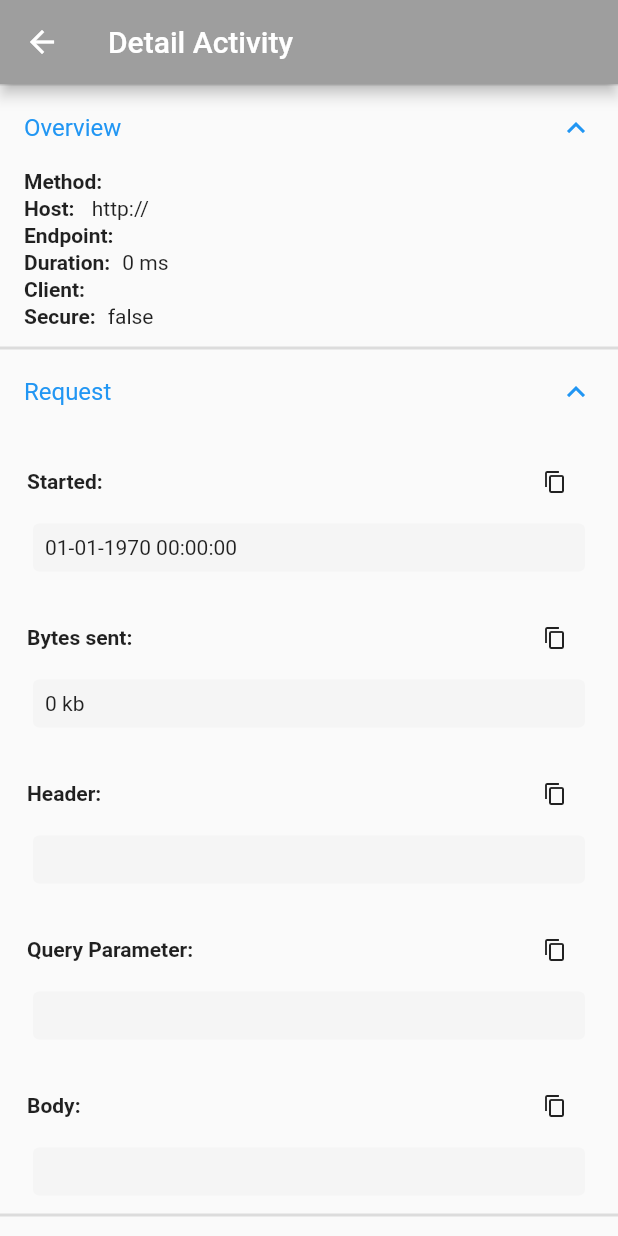
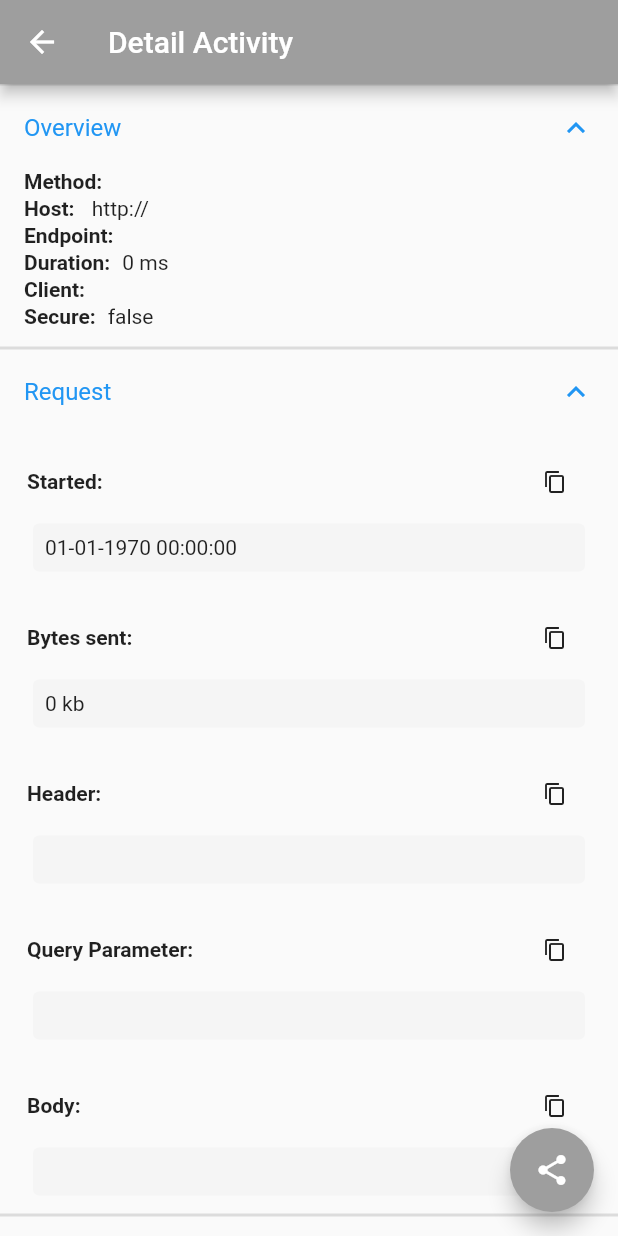
Before and after one commit to bayunugroho2022/dio-request-inspector, a Flutter app: the DetailPage screen opened directly with empty values, after a tap on "Overview", after a tap on "Request", on a phone screen of 412 x 824 dp. Run offline on Flutter 3.47's test engine with Material 2 defaults, Android fonts, the phone set to English and light mode, and no system bars; our stand-ins replace dartz, dio, equatable, get_it, share_plus.

Commit message:
feat: share request response

```diff
--- a/lib/presentation/detail/page/detail_page.dart
+++ b/lib/presentation/detail/page/detail_page.dart
@@ -16,15 +16,17 @@ class DetailPage extends StatelessWidget {
         create: (context) => DetailNotifier(
               data: data,
             ),
-      builder: (context, child) => Scaffold(
-        appBar: AppBar(
-            title: const Text('Detail Activity'),
-            backgroundColor:
+        builder: (context, child) {
+          Color colorByStatusCode =
               data.response?.responseStatusCode?.colorByStatusCode ??
-                    Colors.red),
+                  Colors.red;
+          return Scaffold(
+            appBar: _appBar(context, colorByStatusCode),
+            floatingActionButton:
+                _floatingActionButton(context, colorByStatusCode),
             body: _buildBody(context),
-      ),
           );
+        });
   }
 
   Widget _buildBody(BuildContext context) {
@@ -68,4 +70,20 @@ class DetailPage extends StatelessWidget {
   Widget _overviewWidget(List<Widget> overviews) {
     return ExpansionTile(title: const Text('Overview'), children: overviews);
   }
+
+  Widget _floatingActionButton(BuildContext context, Color colorByStatusCode) {
+    return FloatingActionButton(
+      backgroundColor: colorByStatusCode,
+      onPressed: () {
+        context.read<DetailNotifier>().share();
+      },
+      child: const Icon(Icons.share),
+    );
   }
+
+  PreferredSizeWidget _appBar(BuildContext context, Color colorByStatusCode) {
+    return AppBar(
+        title: const Text('Detail Activity'),
+        backgroundColor: colorByStatusCode);
+  }
+}
--- a/lib/presentation/detail/provider/detail_notifier.dart
+++ b/lib/presentation/detail/provider/detail_notifier.dart
@@ -1,6 +1,7 @@
 import 'dart:convert';
 
 import 'package:dio_request_inspector/common/extensions.dart';
+import 'package:dio_request_inspector/common/share.dart';
 import 'package:dio_request_inspector/common/utils/date_time_util.dart';
 import 'package:dio_request_inspector/data/models/http_activity.dart';
 import 'package:dio_request_inspector/presentation/detail/widget/overview_item_widget.dart';
@@ -10,8 +11,9 @@ import 'package:flutter/material.dart';
 
 class DetailNotifier extends ChangeNotifier {
   HttpActivity? data;
+  final ShareActivity? shareActivity = ShareActivity();
 
-  DetailNotifier({required this.data}) {
+  DetailNotifier({this.data}) {
     init();
   }
 
@@ -115,4 +117,9 @@ class DetailNotifier extends ChangeNotifier {
     }
     notifyListeners();
   }
+
+  void share() {
+    print("dsadsa ${data?.request?.requestBody}");
+    shareActivity!.data(data!);
+  }
 }
--- a/pubspec.yaml
+++ b/pubspec.yaml
@@ -16,6 +16,7 @@ dependencies:
   equatable: ^2.0.5
   provider: ^6.0.5
   intl: ^0.18.0
+  share_plus: ^6.3.0
 
 dev_dependencies:
   flutter_test:
```
Also changed, not shown: lib/common/share.dart (added, +105 -0 lines), example/pubspec.lock, 14 other files. Lines whose indentation alone changed are shown as unchanged.
